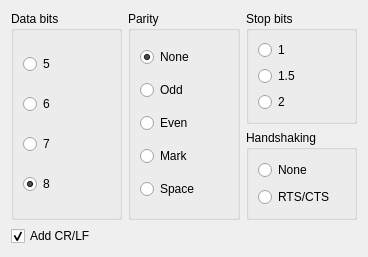
This is Settings.ui in notiel/OstrannaTerminal as Qt 5 draws it before an edit. The edited form follows.
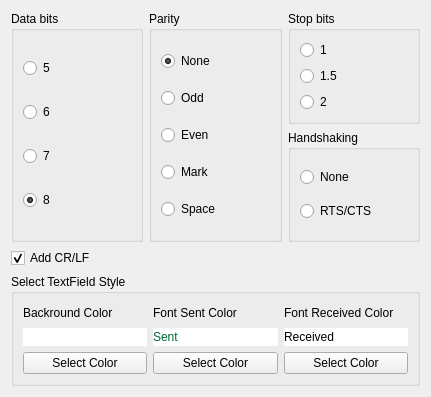
This is the edited form.

What changed in the file:
```diff
--- a/Settings.ui
+++ b/Settings.ui
@@ -6,14 +6,24 @@
    <rect>
     <x>0</x>
     <y>0</y>
-    <width>368</width>
-    <height>257</height>
+    <width>431</width>
+    <height>397</height>
    </rect>
   </property>
   <property name="windowTitle">
    <string>Settings</string>
   </property>
   <layout class="QGridLayout" name="gridLayout">
+   <item row="2" column="0">
+    <widget class="QCheckBox" name="CBEndLine">
+     <property name="text">
+      <string>Add CR/LF</string>
+     </property>
+     <property name="checked">
+      <bool>true</bool>
+     </property>
+    </widget>
+   </item>
    <item row="0" column="1" rowspan="2">
     <widget class="QGroupBox" name="GBParity">
      <property name="title">
@@ -157,14 +167,85 @@
      </layout>
     </widget>
    </item>
-   <item row="2" column="0">
-    <widget class="QCheckBox" name="CBEndLine">
-     <property name="text">
-      <string>Add CR/LF</string>
+   <item row="3" column="0" colspan="3">
+    <widget class="QGroupBox" name="GBColor">
+     <property name="title">
+      <string>Select TextField Style</string>
      </property>
-     <property name="checked">
-      <bool>true</bool>
-     </property>
+     <layout class="QGridLayout" name="gridLayout_6">
+      <item row="1" column="1">
+       <widget class="QLabel" name="LblSentColor">
+        <property name="styleSheet">
+         <string notr="true">background-color: rgb(255,255,255); color: rgb(00,102,51)</string>
+        </property>
+        <property name="text">
+         <string>Sent</string>
+        </property>
+       </widget>
+      </item>
+      <item row="0" column="0">
+       <widget class="QLabel" name="LblBackground">
+        <property name="text">
+         <string>Backround Color</string>
+        </property>
+       </widget>
+      </item>
+      <item row="0" column="2">
+       <widget class="QLabel" name="LblReceivedFont">
+        <property name="text">
+         <string>Font Received Color</string>
+        </property>
+       </widget>
+      </item>
+      <item row="0" column="1">
+       <widget class="QLabel" name="LblFontSent">
+        <property name="text">
+         <string>Font Sent Color</string>
+        </property>
+       </widget>
+      </item>
+      <item row="1" column="0">
+       <widget class="QLabel" name="LblBackgroundColor">
+        <property name="styleSheet">
+         <string notr="true">background-color: rgb(255,255,255)</string>
+        </property>
+        <property name="text">
+         <string/>
+        </property>
+       </widget>
+      </item>
+      <item row="1" column="2">
+       <widget class="QLabel" name="LblReceivedColor">
+        <property name="styleSheet">
+         <string notr="true">background-color: white</string>
+        </property>
+        <property name="text">
+         <string>Received</string>
+        </property>
+       </widget>
+      </item>
+      <item row="2" column="0">
+       <widget class="QPushButton" name="BtnBackgroundColor">
+        <property name="text">
+         <string>Select Color</string>
+        </property>
+       </widget>
+      </item>
+      <item row="2" column="1">
+       <widget class="QPushButton" name="BtnSentColor">
+        <property name="text">
+         <string>Select Color</string>
+        </property>
+       </widget>
+      </item>
+      <item row="2" column="2">
+       <widget class="QPushButton" name="BtnReceivedColor">
+        <property name="text">
+         <string>Select Color</string>
+        </property>
+       </widget>
+      </item>
+     </layout>
     </widget>
    </item>
   </layout>
```
